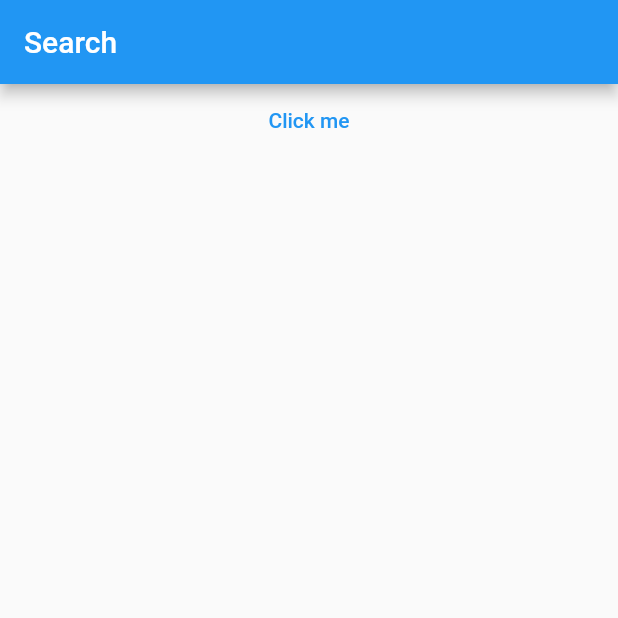
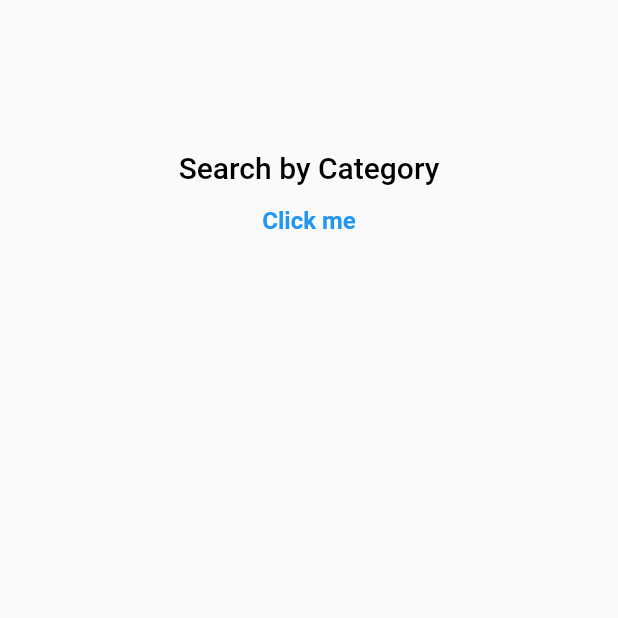
Before and after one commit to WiamNaama/Coco-Explorer-Mobile-Version, a Flutter app: the screen it shows after launch, on a phone screen of 412 x 824 dp, the top half of it. Run offline on Flutter 3.47's test engine with Material 2 defaults, Android fonts, the phone set to English and light mode, and no system bars; our stand-ins replace bloc, dio, flutter_bloc, freezed_annotation, get_it, retrofit; generated files the repository leaves out were written again.

Commit message:
Add app_theme, app color

```diff
--- /dev/null
+++ b/lib/core/themes/app_color.dart
@@ -0,0 +1,4 @@
+import 'package:flutter/material.dart';
+
+const Color textColor = Colors.black;
+const Color buttonColor = Colors.blueAccent;
--- /dev/null
+++ b/lib/core/themes/app_theme.dart
@@ -0,0 +1,27 @@
+import 'package:coco_app/core/themes/app_color.dart';
+import 'package:flutter/material.dart';
+
+class AppTheme {
+  static ThemeData lightTheme() {
+    return ThemeData(
+      //Text theme
+      textTheme: const TextTheme(
+        subtitle1: TextStyle(
+          fontSize: 20,
+          color: textColor,
+          fontWeight: FontWeight.w500,
+        ),
+        button: TextStyle(
+          fontSize: 16,
+          color: buttonColor,
+          fontWeight: FontWeight.w700,
+        ),
+        bodyText1: TextStyle(
+          color: textColor,
+          fontSize: 16,
+          fontWeight: FontWeight.w600,
+        ),
+      ),
+    );
+  }
+}
--- a/lib/feature/explorer/presentation/page/explorer_page.dart
+++ b/lib/feature/explorer/presentation/page/explorer_page.dart
@@ -14,9 +14,14 @@ class _ExplorerPageState extends State<ExplorerPage> {
   @override
   Widget build(BuildContext context) {
     return Scaffold(
-        appBar: AppBar(title: const Text("Search")),
-        body: Column(
+        body: Padding(
+      padding: const EdgeInsets.only(top: 100),
+      child: Column(
         children: [
+          Text(
+            "Search by Category",
+            style: Theme.of(context).textTheme.subtitle1,
+          ),
           Center(
             child: TextButton(
                 onPressed: () {
@@ -25,6 +30,7 @@ class _ExplorerPageState extends State<ExplorerPage> {
                 child: const Text("Click me")),
           )
         ],
+      ),
     ));
   }
 }
--- a/lib/main.dart
+++ b/lib/main.dart
@@ -1,5 +1,6 @@
 import 'package:flutter/material.dart';
 import 'package:flutter_bloc/flutter_bloc.dart';
+import 'core/themes/app_theme.dart';
 import 'feature/explorer/bloc/explorer_cubit/explorer_cubit.dart';
 import 'feature/explorer/presentation/page/explorer_page.dart';
 import 'injection_container.dart' as di;
@@ -19,9 +20,7 @@ class MyApp extends StatelessWidget {
   Widget build(BuildContext context) {
     return MaterialApp(
         title: 'Coco Mobile',
-        theme: ThemeData(
-          primarySwatch: Colors.blue,
-        ),
+        theme: AppTheme.lightTheme(),
         home: BlocProvider(
           create: (context) => sl<ExplorerCubit>(),
           child: const ExplorerPage(),
```
Lines whose indentation alone changed are shown as unchanged.
